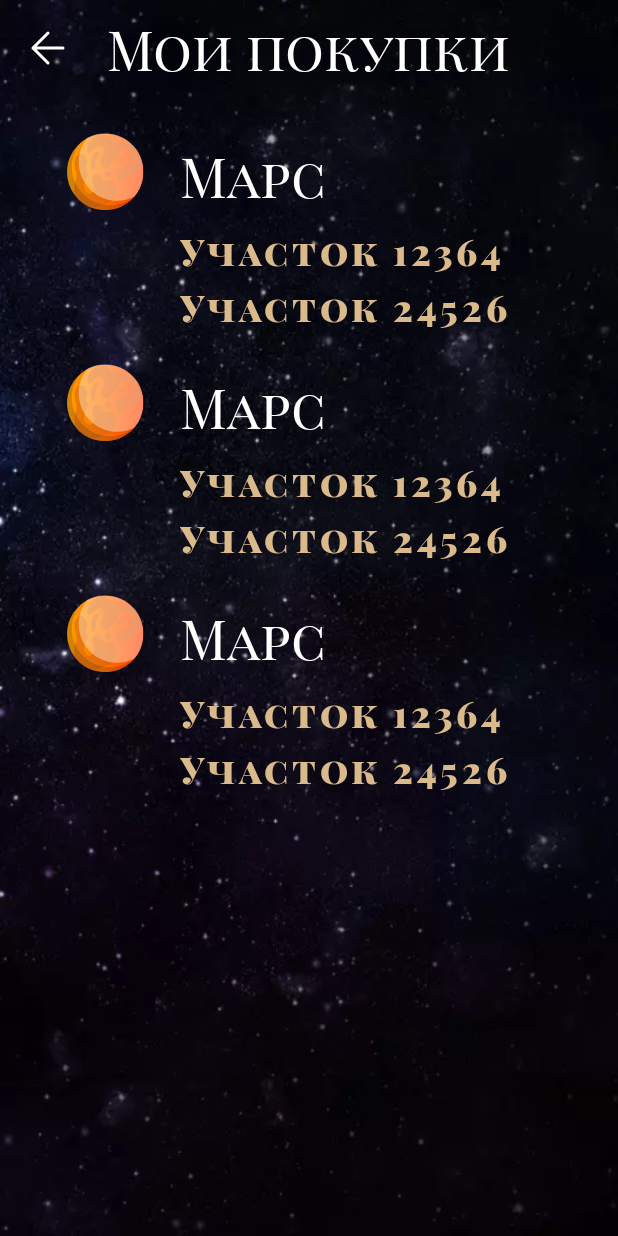
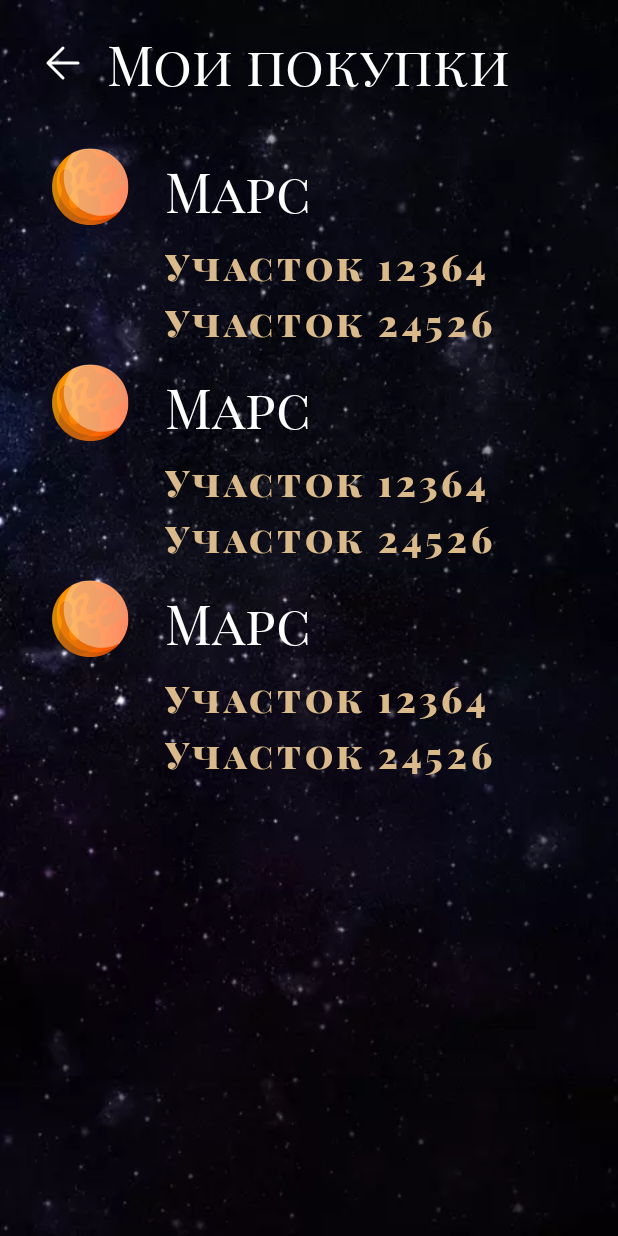
Before and after one commit to MxWild/BeFirstOnTheMoon, an Android app: the layout fragment_profile.xml on its own in the app's theme, with its tools: preview values and no code run, on a phone screen of 412 x 824 dp. Run offline under Robolectric (Android 15) with nearby library versions, the phone set to English and light mode, and no system bars.

Commit message:
add ProfileFragment and ProfileAdapter for RecyclerView

```diff
--- a/app/build.gradle
+++ b/app/build.gradle
@@ -35,6 +35,7 @@ android {
 dependencies {
 
     implementation 'gov.nasa.worldwind.android:worldwind:0.8.0'
+    implementation 'io.coil-kt:coil:1.1.0'
 
     implementation "org.jetbrains.kotlin:kotlin-stdlib:$kotlin_version"
     implementation 'androidx.core:core-ktx:1.3.2'
--- a/app/src/main/res/layout/fragment_profile.xml
+++ b/app/src/main/res/layout/fragment_profile.xml
@@ -11,8 +11,8 @@
         android:id="@+id/back"
         android:layout_width="wrap_content"
         android:layout_height="wrap_content"
-        android:layout_marginStart="20dp"
-        android:layout_marginTop="20dp"
+        android:layout_marginStart="30dp"
+        android:layout_marginTop="30dp"
         android:src="@drawable/ic_back_nav"
         app:layout_constraintStart_toStartOf="parent"
         app:layout_constraintTop_toTopOf="parent"/>
@@ -35,8 +35,8 @@
         android:id="@+id/sectors_list"
         android:layout_width="0dp"
         android:layout_height="0dp"
-        android:layout_marginStart="20dp"
-        android:layout_marginEnd="20dp"
+        android:layout_marginStart="30dp"
+        android:layout_marginEnd="30dp"
         android:layout_marginTop="20dp"
         android:layout_marginBottom="20dp"
         app:layout_constraintTop_toBottomOf="@id/title"
--- a/app/src/main/res/layout/view_holder_profile.xml
+++ b/app/src/main/res/layout/view_holder_profile.xml
@@ -4,15 +4,14 @@
     xmlns:app="http://schemas.android.com/apk/res-auto"
     xmlns:tools="http://schemas.android.com/tools"
     android:layout_width="match_parent"
-    android:layout_height="wrap_content"
-    android:padding="10dp">
+    android:layout_height="wrap_content">
 
     <ImageView
         android:id="@+id/planet_img"
         android:layout_width="60dp"
         android:layout_height="60dp"
-        android:layout_marginStart="10dp"
         android:layout_marginBottom="10dp"
+        android:layout_marginTop="10dp"
         android:src="@drawable/ic_marsdetails"
         app:layout_constraintTop_toTopOf="parent"
         app:layout_constraintStart_toStartOf="parent"/>
@@ -35,6 +34,7 @@
         android:layout_width="wrap_content"
         android:layout_height="wrap_content"
         android:layout_marginTop="10dp"
+        android:layout_marginBottom="10dp"
         android:textColor="@color/planet_item_color"
         android:textSize="24sp"
         android:lineSpacingExtra="5dp"
```
Also changed, not shown: app/src/main/java/com/spacesale/befirstonthemoon/view/profile/ProfileAdapter.kt (added, +56 -0 lines), app/src/main/java/com/spacesale/befirstonthemoon/view/profile/ProfileFragment.kt (added, +78 -0 lines).
